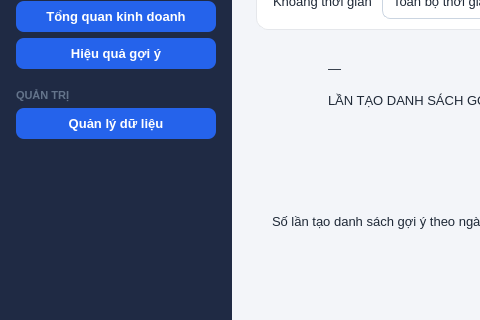
Qt form ui/RecommendationStatsMainWindow.ui (Sofia2060/machine_learning) before a commit; both pictures show x 0 to 480 and y 114 to 434 of the 1366 by 768 pixel window.
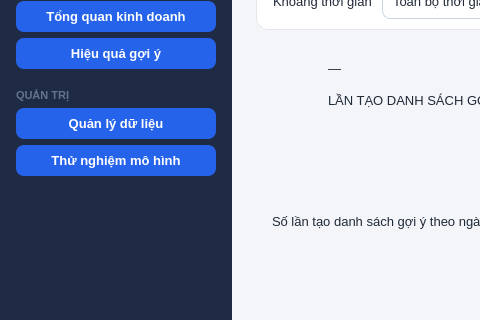
The same form after that commit. Icons and pictures are not drawn.

Commit message: Bỏ dự báo rating, thêm màn hình Thử nghiệm mô hình, sửa lỗi nạp dữ liệu và đăng ký mô hình

```diff
--- a/ui/RecommendationStatsMainWindow.ui
+++ b/ui/RecommendationStatsMainWindow.ui
@@ -383,6 +383,31 @@
          </property>
         </widget>
        </item>
+       <item>
+        <widget class="QPushButton" name="pushButtonNavModelTest">
+         <property name="text">
+          <string>Thử nghiệm mô hình</string>
+         </property>
+         <property name="cursor">
+          <cursorShape>PointingHandCursor</cursorShape>
+         </property>
+         <property name="icon">
+          <iconset>
+           <normaloff>../images/ic_model.png</normaloff>
+           ../images/ic_model.png
+          </iconset>
+         </property>
+         <property name="iconSize">
+          <size>
+           <width>20</width>
+           <height>20</height>
+          </size>
+         </property>
+         <property name="nav" stdset="0">
+          <bool>true</bool>
+         </property>
+        </widget>
+       </item>
        <item>
         <spacer name="verticalSpacer_3">
          <property name="orientation">
```
The commit also changes 22 other files.
